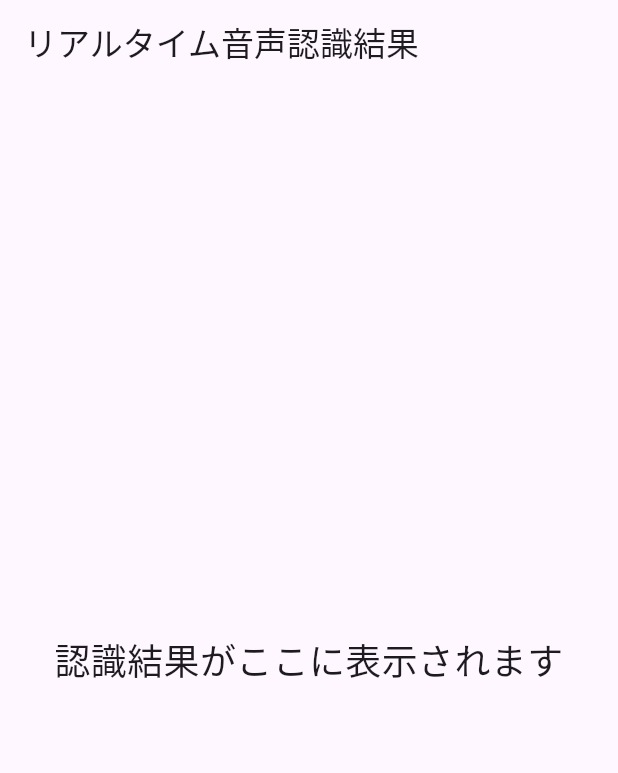
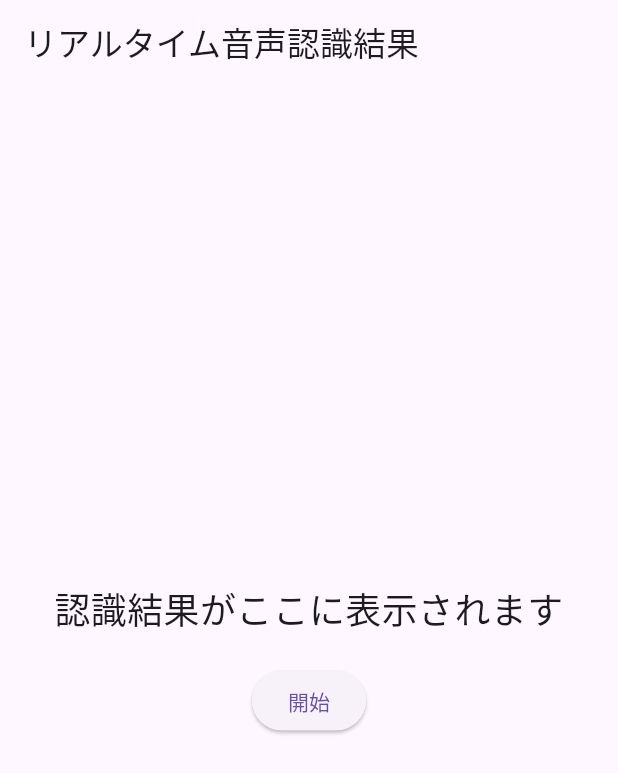
Before and after one commit to jphacks/hs_2404, a Flutter app: the first screen one second after launch, on a phone screen of 412 x 824 dp. Shown: the top 773 px of the screen. Run offline on Flutter 3.47's test engine with Material 3 defaults, Android fonts, the phone set to English and light mode, and no system bars.

Commit message:
開始と終了のボタン追加

```diff
--- a/front_end/lib/main.dart
+++ b/front_end/lib/main.dart
@@ -23,6 +23,7 @@ class RecognizePage extends StatefulWidget {
 
 class _RecognizePageState extends State<RecognizePage> {
   String recognizedText = "認識結果がここに表示されます";
+  bool isRecognizing = false;
 
   // Flaskサーバーからデータを取得する関数
   Future<void> fetchRecognizedText() async {
@@ -66,6 +67,21 @@ class _RecognizePageState extends State<RecognizePage> {
     super.dispose();
   }
 
+  void startRecording() async {
+    setState(() {
+      isRecognizing = true;
+      recognizedText = "音声認識中...";
+    });
+  }
+
+  void stopRecoding() {
+    setState(() {
+      isRecognizing = false;
+      recognizedText = "認識結果がここに表示されます"; // もしくは最新の認識結果を表示
+    });
+    // ここで音声認識を停止するAPIを呼び出す処理を追加することができます
+  }
+
   @override
   Widget build(BuildContext context) {
     return Scaffold(
@@ -75,10 +91,20 @@ class _RecognizePageState extends State<RecognizePage> {
       body: Center(
         child: Padding(
           padding: const EdgeInsets.all(16.0),
-          child: Text(
-            recognizedText,
-            style: TextStyle(fontSize: 24),
-            textAlign: TextAlign.center,
+          child: Column(
+            mainAxisAlignment: MainAxisAlignment.center,
+            children: [
+              Text(
+                recognizedText,
+                style: TextStyle(fontSize: 24),
+                textAlign: TextAlign.center,
+              ),
+              SizedBox(height: 20),
+              ElevatedButton(
+                onPressed: isRecognizing ? stopRecoding : startRecording,
+                child: Text(isRecognizing ? '停止' : '開始'),
+              ),
+            ],
           ),
         ),
       ),
```
Also changed, not shown: 1 other file.
